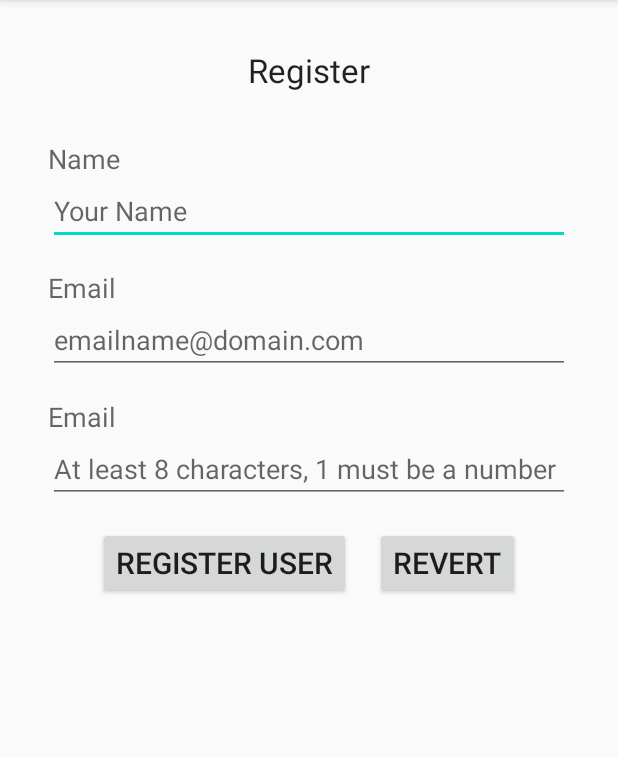
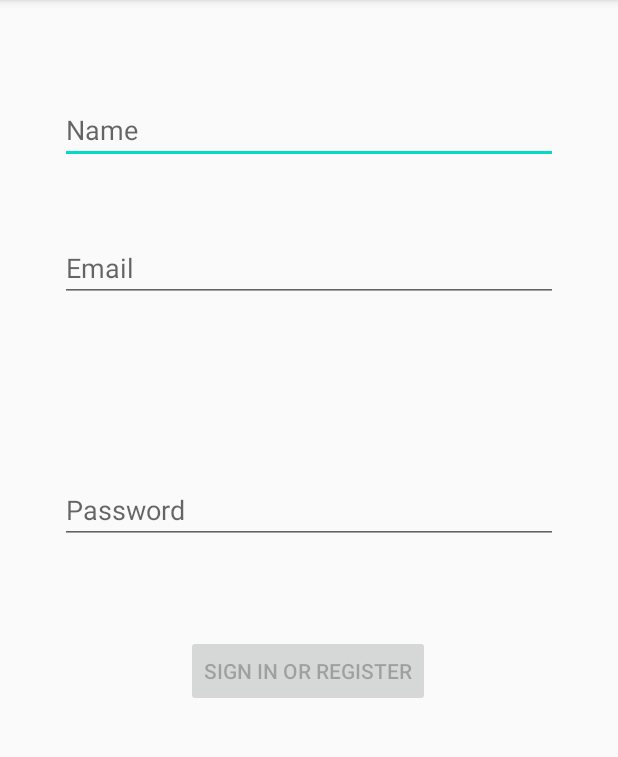
Before and after one commit to rus19023/Team05VoiceDiary, an Android app: the screen it shows after launch (MainActivity), in the side drawer, after a tap on "Login", on a phone screen of 412 x 824 dp, the part 84-841 px from its top. Run offline under Robolectric (Android 15) with nearby library versions, the phone set to English and light mode, and no system bars; our stand-ins replace Firebase (no records; nobody signed in at launch, a user with empty details on screens opened directly).

Commit message:
First commit monday, changes in menu working in all directions well, creating new user.

```diff
--- a/app/src/main/java/com/voicediary/Login.java
+++ b/app/src/main/java/com/voicediary/LoginFragment.java
@@ -1,16 +1,27 @@
 package com.voicediary;
 
 
+import androidx.annotation.Nullable;
 import androidx.appcompat.app.AppCompatActivity;
+import androidx.fragment.app.Fragment;
+
 import android.os.Bundle;
+import android.view.LayoutInflater;
 import android.view.View;
+import android.view.ViewGroup;
 
-public class Login extends AppCompatActivity {
+public class LoginFragment extends Fragment {
+  private static final String TAG = "Login";
 
+  @Nullable
   @Override
-  protected void onCreate(Bundle savedInstanceState) {
-    super.onCreate(savedInstanceState);
-    setContentView(R.layout.fragment_login);
+  public View onCreateView(LayoutInflater inflater, @Nullable ViewGroup container, @Nullable Bundle savedInstanceState) {
+
+
+    return inflater.inflate(R.layout.fragment_login, container, false);
+
+
+
   }
 
   public void userLogin(View view) {
--- a/app/src/main/java/com/voicediary/MainActivity.java
+++ b/app/src/main/java/com/voicediary/MainActivity.java
@@ -46,11 +46,20 @@ public class MainActivity extends AppCompatActivity
   protected void onCreate(Bundle savedInstanceState) {
     super.onCreate(savedInstanceState);
     setContentView(R.layout.activity_main);
+
+
+
     Toolbar toolbar = findViewById(R.id.toolbar);
     setSupportActionBar(toolbar);
+
+
+
     drawer = findViewById(R.id.drawer_layout);
     NavigationView navigationView = findViewById(nav_view);
     navigationView.setNavigationItemSelectedListener(this);
+
+
+
     ActionBarDrawerToggle toggle =
             new ActionBarDrawerToggle(
                     this,
@@ -68,11 +77,6 @@ public class MainActivity extends AppCompatActivity
 
 
 
-
-
-
-
-
     if (savedInstanceState == null) {
       getSupportFragmentManager()
               .beginTransaction()
@@ -81,55 +85,6 @@ public class MainActivity extends AppCompatActivity
       navigationView.setCheckedItem(R.id.nav_record);
     }
   }
-  /* -------this is the format of a basic thread call-----
-     // 1. Set up a new instance of our runnable object that will be run on the background thread
-
-     GetAsyncTranscript getAsyncTranscript = new GetAsyncTranscript(this, voiceRecord);
-
-    // 2. Set up the thread that will use our runnable object
-
-     Thread t = new Thread(getAsyncTranscript);
-
-     // 3. starts the thread in the background. It will automatically call the run method of
-     // the getAsyncTranscript object we gave it earlier
-
-     t.start();
-  */
-
-  /* ---------this is one of the ways we can implement the thread that respond to the call-------
-   @Override
-  public void run() {
-      // This is the function that will be run on the background thread.
-
-      VoiceTranscriptionLoader loader = new VoiceTranscriptionLoader();
-
-      // Now, call the function that will get the results from the API and then when it is done,
-      // it will call the "handleResult" function on this new WeatherConditionsResultHandler
-      // object that we are giving it.
-
-      loader.getTranscription(voiceRecord, new VoiceTranscription() {
-          @Override
-          public void handleResult(VoiceTranscription voiceText) {
-
-              // At this point we will be back from the API with the results stored in `voiceText`
-
-              // Next, we need to run the function that will update the UI elements, but this
-              // must be run on the UI thread
-
-              activity.runOnUiThread(new Runnable() {
-                  @Override
-                  public void run() {
-                      // This is code that will now run on the UI thread. Call the function in
-                      // MainActivity that will update the UI correctly.
-                      activity.receiveText(voiceText);
-                  }
-   */
-
-
-
-
-
-
 
 
 
@@ -146,7 +101,7 @@ public class MainActivity extends AppCompatActivity
       case R.id.nav_record:
         getSupportFragmentManager()
             .beginTransaction()
-            .replace(R.id.main_view, new RegisterLoginFragment())
+            .replace(R.id.main_view, new EntriesFragment())
             .commit();
         break;
       case R.id.nav_print_menu:
@@ -165,7 +120,7 @@ public class MainActivity extends AppCompatActivity
         Toast.makeText(this, "This menu item will connect to Login", Toast.LENGTH_SHORT).show();
         getSupportFragmentManager()
                 .beginTransaction()
-                .replace(R.id.main_view, new RegisterLoginFragment())
+                .replace(R.id.main_view, new LoginFragment())
 
                 .commit();
 
--- a/app/src/main/res/layout/fragment_register.xml
+++ b/app/src/main/res/layout/fragment_register.xml
@@ -93,7 +93,7 @@
                 android:layout_width="wrap_content"
                 android:layout_height="wrap_content"
                 android:layout_gravity="center_horizontal"
-                android:onClick="onRevertClick"
+                android:onClick="loginUser"
                 android:text="@string/revert"
                 android:textSize="@dimen/buttonTextSize" />
         </LinearLayout>
```
